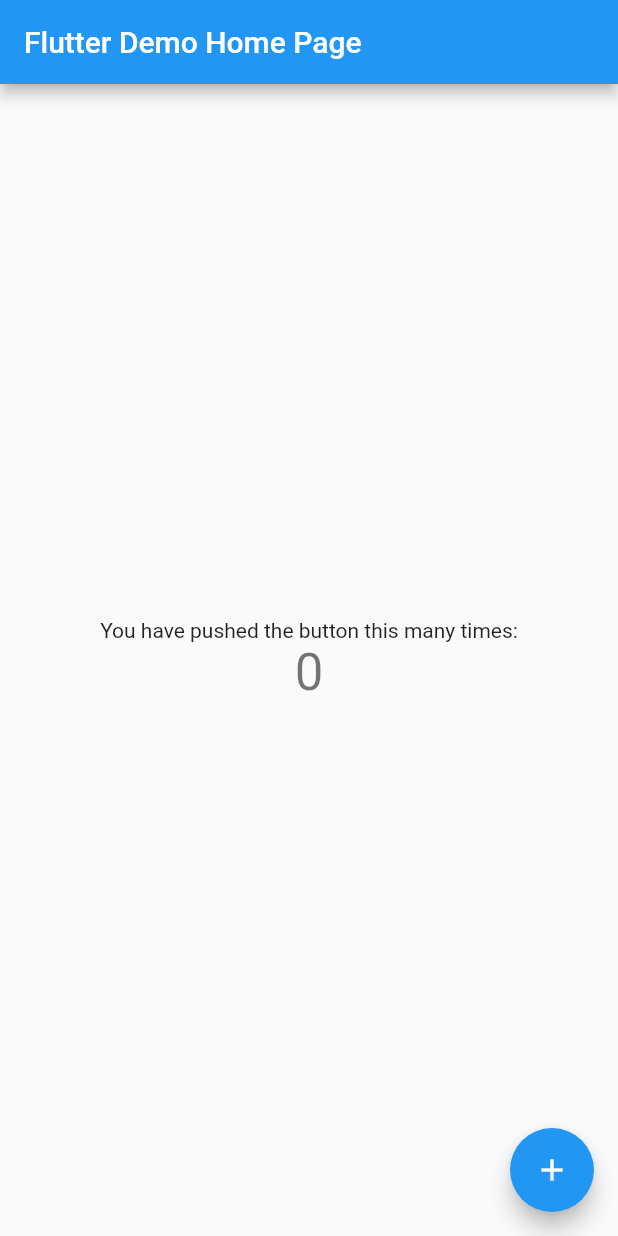
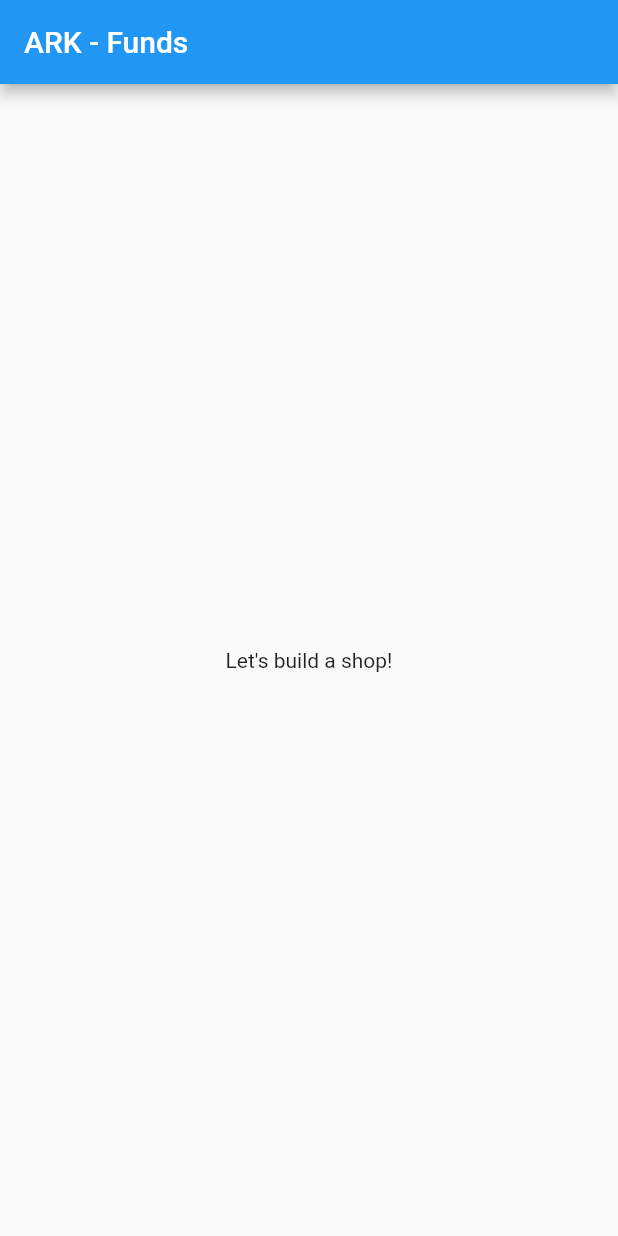
Before and after one commit to ajmal017/ARK-Funds, a Flutter app: the screen it shows after launch, on a phone screen of 412 x 824 dp. Run offline on Flutter 3.47's test engine with Material 2 defaults, Android fonts, the phone set to English and light mode, and no system bars.

Commit message:
added simple changes to main.dart file

```diff
--- a/lib/main.dart
+++ b/lib/main.dart
@@ -1,113 +1,30 @@
 import 'package:flutter/material.dart';
 
-void main() {
-  runApp(MyApp());
-}
+void main() => runApp(MyApp());
 
 class MyApp extends StatelessWidget {
-  // This widget is the root of your application.
   @override
   Widget build(BuildContext context) {
     return MaterialApp(
-      title: 'Flutter Demo',
+      title: 'ARK - Funds',
       theme: ThemeData(
-        // This is the theme of your application.
-        //
-        // Try running your application with "flutter run". You'll see the
-        // application has a blue toolbar. Then, without quitting the app, try
-        // changing the primarySwatch below to Colors.green and then invoke
-        // "hot reload" (press "r" in the console where you ran "flutter run",
-        // or simply save your changes to "hot reload" in a Flutter IDE).
-        // Notice that the counter didn't reset back to zero; the application
-        // is not restarted.
         primarySwatch: Colors.blue,
       ),
-      home: MyHomePage(title: 'Flutter Demo Home Page'),
+      home: MyHomePage(),
     );
   }
 }
 
-class MyHomePage extends StatefulWidget {
-  MyHomePage({Key key, this.title}) : super(key: key);
-
-  // This widget is the home page of your application. It is stateful, meaning
-  // that it has a State object (defined below) that contains fields that affect
-  // how it looks.
-
-  // This class is the configuration for the state. It holds the values (in this
-  // case the title) provided by the parent (in this case the App widget) and
-  // used by the build method of the State. Fields in a Widget subclass are
-  // always marked "final".
-
-  final String title;
-
-  @override
-  _MyHomePageState createState() => _MyHomePageState();
-}
-
-class _MyHomePageState extends State<MyHomePage> {
-  int _counter = 0;
-
-  void _incrementCounter() {
-    setState(() {
-      // This call to setState tells the Flutter framework that something has
-      // changed in this State, which causes it to rerun the build method below
-      // so that the display can reflect the updated values. If we changed
-      // _counter without calling setState(), then the build method would not be
-      // called again, and so nothing would appear to happen.
-      _counter++;
-    });
-  }
-
+class MyHomePage extends StatelessWidget {
   @override
   Widget build(BuildContext context) {
-    // This method is rerun every time setState is called, for instance as done
-    // by the _incrementCounter method above.
-    //
-    // The Flutter framework has been optimized to make rerunning build methods
-    // fast, so that you can just rebuild anything that needs updating rather
-    // than having to individually change instances of widgets.
     return Scaffold(
       appBar: AppBar(
-        // Here we take the value from the MyHomePage object that was created by
-        // the App.build method, and use it to set our appbar title.
-        title: Text(widget.title),
+        title: Text('ARK - Funds'),
       ),
       body: Center(
-        // Center is a layout widget. It takes a single child and positions it
-        // in the middle of the parent.
-        child: Column(
-          // Column is also a layout widget. It takes a list of children and
-          // arranges them vertically. By default, it sizes itself to fit its
-          // children horizontally, and tries to be as tall as its parent.
-          //
-          // Invoke "debug painting" (press "p" in the console, choose the
-          // "Toggle Debug Paint" action from the Flutter Inspector in Android
-          // Studio, or the "Toggle Debug Paint" command in Visual Studio Code)
-          // to see the wireframe for each widget.
-          //
-          // Column has various properties to control how it sizes itself and
-          // how it positions its children. Here we use mainAxisAlignment to
-          // center the children vertically; the main axis here is the vertical
-          // axis because Columns are vertical (the cross axis would be
-          // horizontal).
-          mainAxisAlignment: MainAxisAlignment.center,
-          children: <Widget>[
-            Text(
-              'You have pushed the button this many times:',
-            ),
-            Text(
-              '$_counter',
-              style: Theme.of(context).textTheme.headline4,
-            ),
-          ],
-        ),
+        child: Text('Let\'s build a shop!'),
       ),
-      floatingActionButton: FloatingActionButton(
-        onPressed: _incrementCounter,
-        tooltip: 'Increment',
-        child: Icon(Icons.add),
-      ), // This trailing comma makes auto-formatting nicer for build methods.
     );
   }
 }
```
